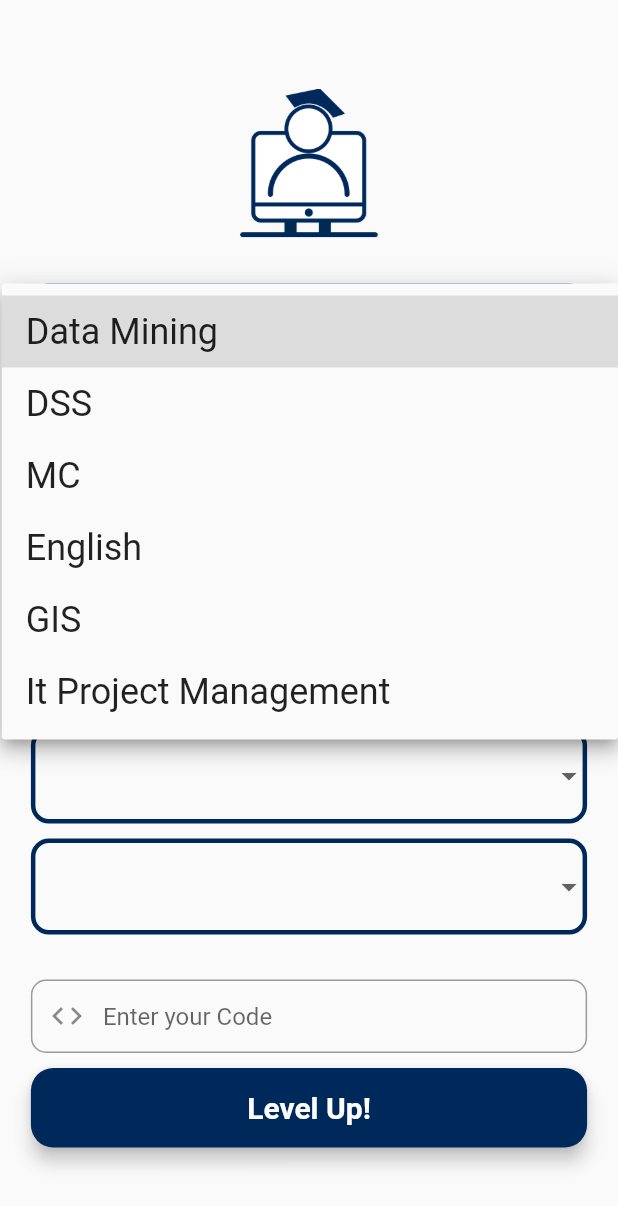
After one commit to DO-DDY/graduationproject-implementation, a Flutter app: the Checker screen opened directly, after a tap on the "arrow drop down" icon, on a phone screen of 412 x 824 dp. The commit adds this screen. Shown: the top 1206 px of the screen. Run offline on Flutter 3.47's test engine with Material 2 defaults, Android fonts, the phone set to English and light mode, and no system bars; our stand-ins replace cloud_firestore, firebase_auth, firebase_core, firebase_storage, fluttertoast, image_picker; accounts and stored records are empty.

Commit message:
create level up screen

```diff
--- a/lib/screens/Grades_screen.dart
+++ b/lib/screens/Grades_screen.dart
@@ -172,6 +172,7 @@ class _GradesScreenState extends State<GradesScreen> {
   }
 }
 
+//Grades Function
 gradeChecker(input) {
   if (input == null) {
     return 'loading...';
--- /dev/null
+++ b/lib/screens/checker.dart
@@ -0,0 +1,303 @@
+import 'package:firebase_auth/firebase_auth.dart';
+import 'package:flutter/material.dart';
+import 'package:flutter/src/foundation/key.dart';
+import 'package:flutter/src/widgets/framework.dart';
+import 'package:fluttertoast/fluttertoast.dart';
+import 'package:graduationprojectyarb/screens/Level_Up.dart';
+
+import '../config/constant.dart';
+
+class Checker extends StatefulWidget {
+  const Checker({Key? key}) : super(key: key);
+
+  @override
+  State<Checker> createState() => _CheckerState();
+}
+
+class _CheckerState extends State<Checker> {
+  // form key
+  final _formKey = GlobalKey<FormState>();
+
+  // editing controller
+  final TextEditingController emailController = new TextEditingController();
+  final TextEditingController passwordController = new TextEditingController();
+
+  //firebase
+  final _auth = FirebaseAuth.instance;
+
+  List<String> items = [
+    'Data Mining',
+    'DSS',
+    'MC',
+    'English',
+    'GIS',
+    'It Project Management'
+  ];
+  String? selectedItem = null;
+
+  List<String> items2 = [
+    'Data Mining',
+    'DSS',
+    'MC',
+    'English',
+    'GIS',
+    'It Project Management'
+  ];
+  String? selectedItem2 = null;
+
+  List<String> items3 = [
+    'Data Mining',
+    'DSS',
+    'MC',
+    'English',
+    'GIS',
+    'It Project Management'
+  ];
+  String? selectedItem3 = null;
+
+  List<String> items4 = [
+    'Data Mining',
+    'DSS',
+    'MC',
+    'English',
+    'GIS',
+    'It Project Management'
+  ];
+  String? selectedItem4 = null;
+
+  List<String> items5 = [
+    'Data Mining',
+    'DSS',
+    'MC',
+    'English',
+    'GIS',
+    'It Project Management'
+  ];
+  String? selectedItem5 = null;
+
+  List<String> items6 = [
+    'Data Mining',
+    'DSS',
+    'MC',
+    'English',
+    'GIS',
+    'It Project Management'
+  ];
+  String? selectedItem6 = null;
+
+  @override
+  Widget build(BuildContext context) {
+    final codeField = TextFormField(
+      autofocus: false,
+      controller: emailController,
+      keyboardType: TextInputType.emailAddress,
+      validator: (value) {
+        if (value!.isEmpty) {
+          return ("Please Enter Your Code");
+        }
+        //reg expression for email validation
+        if (!RegExp('[a-z0-9]+@[a-z]+\.[a-z]{2,3}').hasMatch(value)) {
+          return ("Please Enter a valid email");
+        }
+        return null;
+      },
+      onSaved: (value) {
+        emailController.text = value!;
+      },
+      textInputAction: TextInputAction.next,
+      decoration: InputDecoration(
+        prefixIcon: Icon(Icons.code),
+        contentPadding: EdgeInsets.fromLTRB(20, 15, 20, 15),
+        hintText: "Enter your Code",
+        border: OutlineInputBorder(
+          borderRadius: BorderRadius.circular(10),
+        ),
+      ),
+    );
+
+    final loginButton = Material(
+      elevation: 5,
+      borderRadius: BorderRadius.circular(15),
+      color: Constant.color,
+      child: MaterialButton(
+        padding: EdgeInsets.fromLTRB(20, 15, 20, 15),
+        minWidth: MediaQuery.of(context).size.width,
+        onPressed: () {
+          signIn(emailController.text, passwordController.text);
+        },
+        child: Text(
+          "Level Up!",
+          textAlign: TextAlign.center,
+          style: TextStyle(
+            fontSize: 20,
+            color: Colors.white,
+            fontWeight: FontWeight.bold,
+          ),
+        ),
+      ),
+    );
+
+    return Scaffold(
+      body: SafeArea(
+        child: Center(
+          child: Column(
+            mainAxisAlignment: MainAxisAlignment.center,
+            children: [
+              SizedBox(
+                height: 100,
+                child: Image.asset("assets/logo.png", fit: BoxFit.contain),
+              ),
+              SizedBox(
+                height: 30,
+              ),
+              Container(
+                width: MediaQuery.of(context).size.width * 0.90,
+                child: DropdownButtonFormField<String>(
+                  decoration: InputDecoration(
+                    enabledBorder: OutlineInputBorder(
+                      borderRadius: BorderRadius.circular(12),
+                      borderSide: BorderSide(width: 3, color: Constant.color),
+                    ),
+                  ),
+                  value: selectedItem,
+                  items: items
+                      .map((item) => DropdownMenuItem<String>(
+                            value: item,
+                            child: Text(item, style: TextStyle(fontSize: 24)),
+                          ))
+                      .toList(),
+                  onChanged: (item) => setState(() => selectedItem = item),
+                ),
+              ),
+              SizedBox(height: 10),
+              Container(
+                width: MediaQuery.of(context).size.width * 0.90,
+                child: DropdownButtonFormField<String>(
+                  decoration: InputDecoration(
+                    enabledBorder: OutlineInputBorder(
+                      borderRadius: BorderRadius.circular(12),
+                      borderSide: BorderSide(width: 3, color: Constant.color),
+                    ),
+                  ),
+                  value: selectedItem2,
+                  items: items2
+                      .map((item) => DropdownMenuItem<String>(
+                            value: item,
+                            child: Text(item, style: TextStyle(fontSize: 24)),
+                          ))
+                      .toList(),
+                  onChanged: (item) => setState(() => selectedItem2 = item),
+                ),
+              ),
+              SizedBox(height: 10),
+              Container(
+                width: MediaQuery.of(context).size.width * 0.90,
+                child: DropdownButtonFormField<String>(
+                  decoration: InputDecoration(
+                    enabledBorder: OutlineInputBorder(
+                      borderRadius: BorderRadius.circular(12),
+                      borderSide: BorderSide(width: 3, color: Constant.color),
+                    ),
+                  ),
+                  value: selectedItem3,
+                  items: items3
+                      .map((item) => DropdownMenuItem<String>(
+                            value: item,
+                            child: Text(item, style: TextStyle(fontSize: 24)),
+                          ))
+                      .toList(),
+                  onChanged: (item) => setState(() => selectedItem3 = item),
+                ),
+              ),
+              SizedBox(height: 10),
+              Container(
+                width: MediaQuery.of(context).size.width * 0.90,
+                child: DropdownButtonFormField<String>(
+                  decoration: InputDecoration(
+                    enabledBorder: OutlineInputBorder(
+                      borderRadius: BorderRadius.circular(12),
+                      borderSide: BorderSide(width: 3, color: Constant.color),
+                    ),
+                  ),
+                  value: selectedItem4,
+                  items: items4
+                      .map((item) => DropdownMenuItem<String>(
+                            value: item,
+                            child: Text(item, style: TextStyle(fontSize: 24)),
+                          ))
+                      .toList(),
+                  onChanged: (item) => setState(() => selectedItem4 = item),
+                ),
+              ),
+              SizedBox(height: 10),
+              Container(
+                width: MediaQuery.of(context).size.width * 0.90,
+                child: DropdownButtonFormField<String>(
+                  decoration: InputDecoration(
+                    enabledBorder: OutlineInputBorder(
+                      borderRadius: BorderRadius.circular(12),
+                      borderSide: BorderSide(width: 3, color: Constant.color),
+                    ),
+                  ),
+                  value: selectedItem5,
+                  items: items5
+                      .map((item) => DropdownMenuItem<String>(
+                            value: item,
+                            child: Text(item, style: TextStyle(fontSize: 24)),
+                          ))
+                      .toList(),
+                  onChanged: (item) => setState(() => selectedItem5 = item),
+                ),
+              ),
+              SizedBox(height: 10),
+              Container(
+                width: MediaQuery.of(context).size.width * 0.90,
+                child: DropdownButtonFormField<String>(
+                  decoration: InputDecoration(
+                    enabledBorder: OutlineInputBorder(
+                      borderRadius: BorderRadius.circular(12),
+                      borderSide: BorderSide(width: 3, color: Constant.color),
+                    ),
+                  ),
+                  value: selectedItem6,
+                  items: items6
+                      .map((item) => DropdownMenuItem<String>(
+                            value: item,
+                            child: Text(item, style: TextStyle(fontSize: 24)),
+                          ))
+                      .toList(),
+                  onChanged: (item) => setState(() => selectedItem6 = item),
+                ),
+              ),
+              SizedBox(height: 30),
+              Container(
+                  width: MediaQuery.of(context).size.width * 0.90,
+                  child: codeField),
+              SizedBox(
+                height: 10,
+              ),
+              Container(
+                  width: MediaQuery.of(context).size.width * 0.90,
+                  child: loginButton)
+            ],
+          ),
+        ),
+      ),
+    );
+  }
+
+  void signIn(String email, String password) async {
+    if (_formKey.currentState!.validate()) {
+      await _auth
+          .signInWithEmailAndPassword(email: email, password: password)
+          .then((uid) => {
+                Fluttertoast.showToast(msg: "Login Successful"),
+                Navigator.of(context).pushReplacement(
+                    MaterialPageRoute(builder: (context) => LevelUp())),
+              })
+          .catchError((e) {
+        Fluttertoast.showToast(msg: e!.message);
+      });
+    }
+  }
+}
--- a/lib/screens/home_screen.dart
+++ b/lib/screens/home_screen.dart
@@ -5,6 +5,7 @@ import 'package:flutter/services.dart';
 import 'package:graduationprojectyarb/model/user_model.dart';
 import 'package:graduationprojectyarb/screens/Grades_screen.dart';
 import 'package:graduationprojectyarb/screens/Level_Up.dart';
+import 'package:graduationprojectyarb/screens/checker.dart';
 import 'package:graduationprojectyarb/screens/login_screen.dart';
 
 import '../config/constant.dart';
@@ -124,7 +125,7 @@ class _HomeScreenState extends State<HomeScreen> {
                           Navigator.push(
                             context,
                             MaterialPageRoute(
-                              builder: (context) => LevelUp(),
+                              builder: (context) => Checker(),
                             ),
                           );
                         },
```
